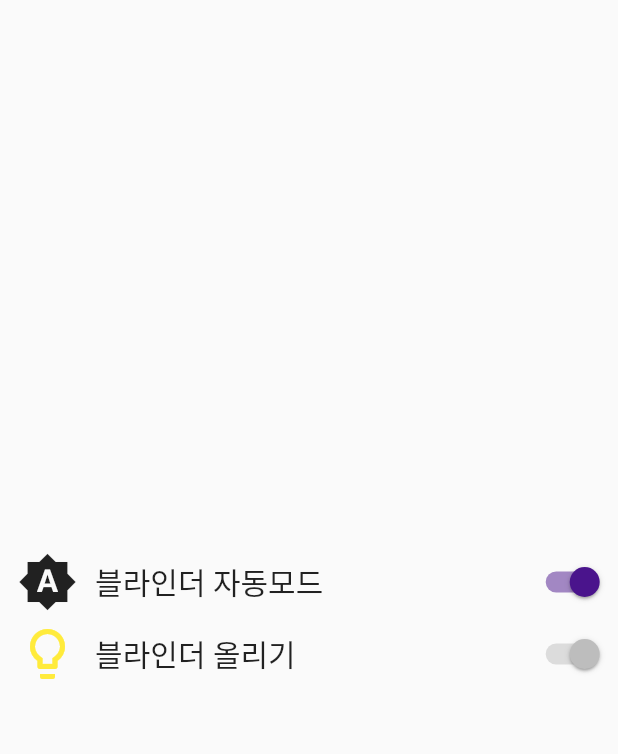
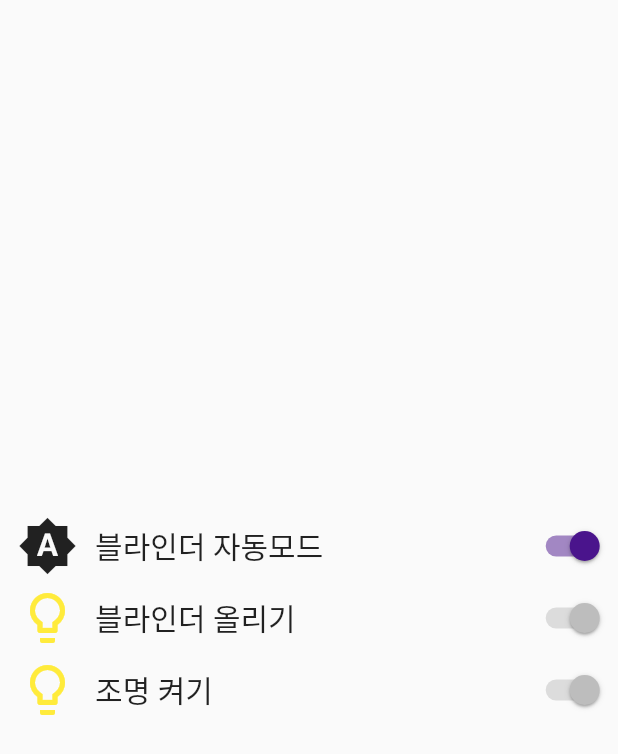
Before and after one commit to KwangryeolPark/smartHome, a Flutter app: the MainRoute screen opened by its route, on a phone screen of 412 x 824 dp. Shown: the top 754 px of the screen. Run offline on Flutter 3.47's test engine with Material 2 defaults, Android fonts, the phone set to English and light mode, and no system bars; our stand-ins replace flutter_local_notifications, sqflite; missing offline and left inert: flutter_foreground_plugin; accounts and stored records are empty.

Commit message:
2020/08/03 18:44

```diff
--- a/lib/main.dart
+++ b/lib/main.dart
@@ -178,6 +178,7 @@ class _MainRoute extends State<MainRoute> with WidgetsBindingObserver {
   final scaffoldKey = GlobalKey<ScaffoldState>();
   bool autoBlinder = true;
   bool blinder = true;
+  bool light = true;
 
   Timer timer;
 
@@ -304,6 +305,34 @@ class _MainRoute extends State<MainRoute> with WidgetsBindingObserver {
                     focusColor: Colors.purple,
                     activeColor: Colors.purple[900],
                   ))
+            ]),
+            Row(mainAxisAlignment: MainAxisAlignment.center, children: <Widget>[
+              Expanded(
+                flex: 2,
+                child: Icon(Icons.lightbulb_outline, color: (light) ? Colors.yellow : Colors.black,
+                    size: 40),
+              ),
+              Expanded(
+                flex: 9,
+                child: Text(((blinder) ? "조명 켜기" : "조명 끄기"),
+                    style: TextStyle(fontSize: 20)),
+              ),
+              Expanded(
+                  flex: 2,
+                  child: Switch(
+                    onChanged: (!this.autoBlinder)
+                        ? (bool value) {
+                      setState(() {
+                        this.blinder = value;
+                        debugPrint((blinder) ? "1" : "0");
+                        sendData("3", (blinder) ? "1" : "0");
+                      });
+                    }
+                        : null,
+                    value: this.blinder,
+                    focusColor: Colors.purple,
+                    activeColor: Colors.purple[900],
+                  ))
             ])
           ],
         ));
```
